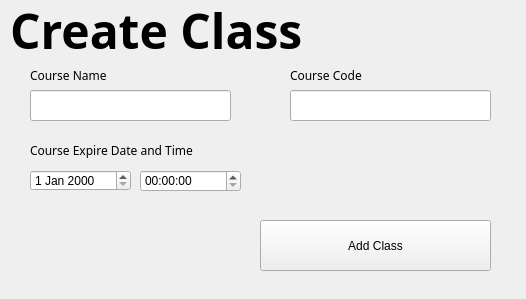
Qt form ui/add_class.ui (mjOmandam07/attendance_project) before a commit.
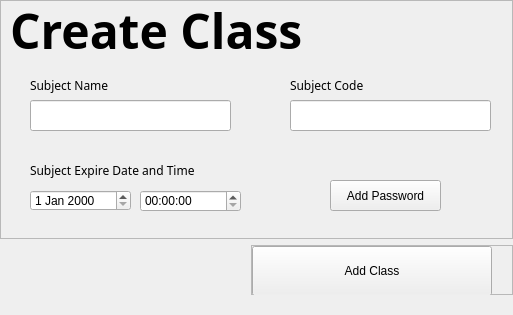
The same form after that commit.

Commit message: Added password option on create and update classs and fixed threading and UI issues

Patch:
```diff
--- a/ui/add_class.ui
+++ b/ui/add_class.ui
@@ -6,14 +6,139 @@
    <rect>
     <x>0</x>
     <y>0</y>
-    <width>526</width>
-    <height>299</height>
+    <width>513</width>
+    <height>315</height>
    </rect>
   </property>
+  <property name="minimumSize">
+   <size>
+    <width>0</width>
+    <height>0</height>
+   </size>
+  </property>
+  <property name="maximumSize">
+   <size>
+    <width>16777215</width>
+    <height>16777215</height>
+   </size>
+  </property>
   <property name="windowTitle">
    <string>MainWindow</string>
   </property>
   <widget class="QWidget" name="centralwidget">
+   <layout class="QVBoxLayout" name="verticalLayout">
+    <property name="leftMargin">
+     <number>0</number>
+    </property>
+    <property name="topMargin">
+     <number>0</number>
+    </property>
+    <property name="rightMargin">
+     <number>0</number>
+    </property>
+    <property name="bottomMargin">
+     <number>20</number>
+    </property>
+    <item>
+     <widget class="QFrame" name="frame">
+      <property name="frameShape">
+       <enum>QFrame::StyledPanel</enum>
+      </property>
+      <property name="frameShadow">
+       <enum>QFrame::Raised</enum>
+      </property>
+      <widget class="QLabel" name="label_4">
+       <property name="geometry">
+        <rect>
+         <x>290</x>
+         <y>75</y>
+         <width>91</width>
+         <height>20</height>
+        </rect>
+       </property>
+       <property name="font">
+        <font>
+         <family>Montserrat</family>
+        </font>
+       </property>
+       <property name="text">
+        <string>Subject Code</string>
+       </property>
+      </widget>
+      <widget class="QLineEdit" name="course_confirm_password">
+       <property name="geometry">
+        <rect>
+         <x>290</x>
+         <y>275</y>
+         <width>201</width>
+         <height>31</height>
+        </rect>
+       </property>
+       <property name="echoMode">
+        <enum>QLineEdit::Password</enum>
+       </property>
+      </widget>
+      <widget class="QLabel" name="label_3">
+       <property name="geometry">
+        <rect>
+         <x>30</x>
+         <y>160</y>
+         <width>171</width>
+         <height>21</height>
+        </rect>
+       </property>
+       <property name="font">
+        <font>
+         <family>Montserrat</family>
+        </font>
+       </property>
+       <property name="text">
+        <string>Subject Expire Date and Time</string>
+       </property>
+      </widget>
+      <widget class="QLineEdit" name="course_code">
+       <property name="geometry">
+        <rect>
+         <x>290</x>
+         <y>100</y>
+         <width>201</width>
+         <height>31</height>
+        </rect>
+       </property>
+      </widget>
+      <widget class="QPushButton" name="course_add_pass_btn">
+       <property name="geometry">
+        <rect>
+         <x>330</x>
+         <y>180</y>
+         <width>111</width>
+         <height>31</height>
+        </rect>
+       </property>
+       <property name="text">
+        <string>Add Password</string>
+       </property>
+      </widget>
+      <widget class="QTimeEdit" name="course_expire_time">
+       <property name="geometry">
+        <rect>
+         <x>140</x>
+         <y>190</y>
+         <width>101</width>
+         <height>22</height>
+        </rect>
+       </property>
+      </widget>
+      <widget class="QDateEdit" name="course_expire_date">
+       <property name="geometry">
+        <rect>
+         <x>30</x>
+         <y>190</y>
+         <width>101</width>
+         <height>21</height>
+        </rect>
+       </property>
+      </widget>
    <widget class="QLabel" name="label">
     <property name="geometry">
      <rect>
@@ -35,11 +160,29 @@
      <string>Create Class</string>
     </property>
    </widget>
-   <widget class="QLineEdit" name="course_name">
+      <widget class="QLabel" name="label_5">
     <property name="geometry">
      <rect>
       <x>30</x>
-      <y>90</y>
+         <y>250</y>
+         <width>91</width>
+         <height>20</height>
+        </rect>
+       </property>
+       <property name="font">
+        <font>
+         <family>Montserrat</family>
+        </font>
+       </property>
+       <property name="text">
+        <string>Add Password</string>
+       </property>
+      </widget>
+      <widget class="QLineEdit" name="course_password">
+       <property name="geometry">
+        <rect>
+         <x>30</x>
+         <y>275</y>
       <width>201</width>
       <height>31</height>
      </rect>
@@ -49,7 +192,7 @@
     <property name="geometry">
      <rect>
       <x>30</x>
-      <y>65</y>
+         <y>75</y>
       <width>91</width>
       <height>20</height>
      </rect>
@@ -60,88 +203,68 @@
      </font>
     </property>
     <property name="text">
-     <string>Course Name</string>
-    </property>
-   </widget>
-   <widget class="QLineEdit" name="course_code">
+        <string>Subject Name</string>
+       </property>
+      </widget>
+      <widget class="QLineEdit" name="course_name">
     <property name="geometry">
      <rect>
-      <x>290</x>
-      <y>90</y>
+         <x>30</x>
+         <y>100</y>
       <width>201</width>
       <height>31</height>
      </rect>
     </property>
    </widget>
-   <widget class="QLabel" name="label_4">
-    <property name="geometry">
-     <rect>
-      <x>290</x>
-      <y>65</y>
-      <width>91</width>
-      <height>20</height>
-     </rect>
-    </property>
-    <property name="font">
-     <font>
-      <family>Montserrat</family>
-     </font>
-    </property>
-    <property name="text">
-     <string>Course Code</string>
-    </property>
-   </widget>
-   <widget class="QDateEdit" name="course_expire_date">
-    <property name="geometry">
-     <rect>
-      <x>30</x>
-      <y>170</y>
-      <width>101</width>
-      <height>21</height>
-     </rect>
-    </property>
-   </widget>
-   <widget class="QLabel" name="label_3">
-    <property name="geometry">
-     <rect>
-      <x>30</x>
-      <y>140</y>
-      <width>171</width>
-      <height>21</height>
-     </rect>
-    </property>
-    <property name="font">
-     <font>
-      <family>Montserrat</family>
-     </font>
-    </property>
-    <property name="text">
-     <string>Course Expire Date and Time</string>
-    </property>
-   </widget>
-   <widget class="QTimeEdit" name="course_expire_time">
-    <property name="geometry">
-     <rect>
-      <x>140</x>
-      <y>170</y>
-      <width>101</width>
-      <height>22</height>
-     </rect>
-    </property>
-   </widget>
+     </widget>
+    </item>
+    <item alignment="Qt::AlignRight">
+     <widget class="QFrame" name="frame_2">
+      <property name="maximumSize">
+       <size>
+        <width>16777215</width>
+        <height>50</height>
+       </size>
+      </property>
+      <property name="frameShape">
+       <enum>QFrame::StyledPanel</enum>
+      </property>
+      <property name="frameShadow">
+       <enum>QFrame::Raised</enum>
+      </property>
+      <layout class="QHBoxLayout" name="horizontalLayout">
+       <property name="spacing">
+        <number>0</number>
+       </property>
+       <property name="leftMargin">
+        <number>0</number>
+       </property>
+       <property name="topMargin">
+        <number>0</number>
+       </property>
+       <property name="rightMargin">
+        <number>20</number>
+       </property>
+       <property name="bottomMargin">
+        <number>0</number>
+       </property>
+       <item>
    <widget class="QPushButton" name="add_course">
-    <property name="geometry">
-     <rect>
-      <x>260</x>
-      <y>220</y>
-      <width>231</width>
-      <height>51</height>
-     </rect>
+         <property name="minimumSize">
+          <size>
+           <width>240</width>
+           <height>50</height>
+          </size>
     </property>
     <property name="text">
      <string>Add Class</string>
     </property>
    </widget>
+       </item>
+      </layout>
+     </widget>
+    </item>
+   </layout>
   </widget>
  </widget>
  <resources/>
```
Left out of the diff: 24 changed lines with no effect on the pictures. Lines whose indentation alone changed are shown as unchanged. The commit also changes 16 other files.
